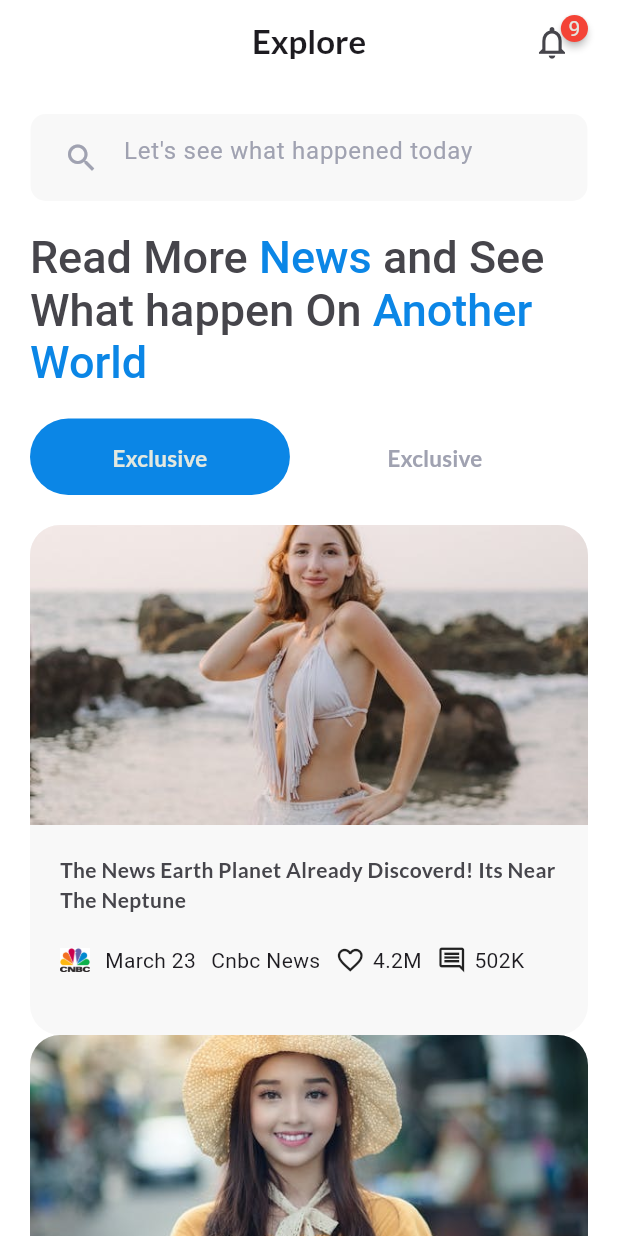
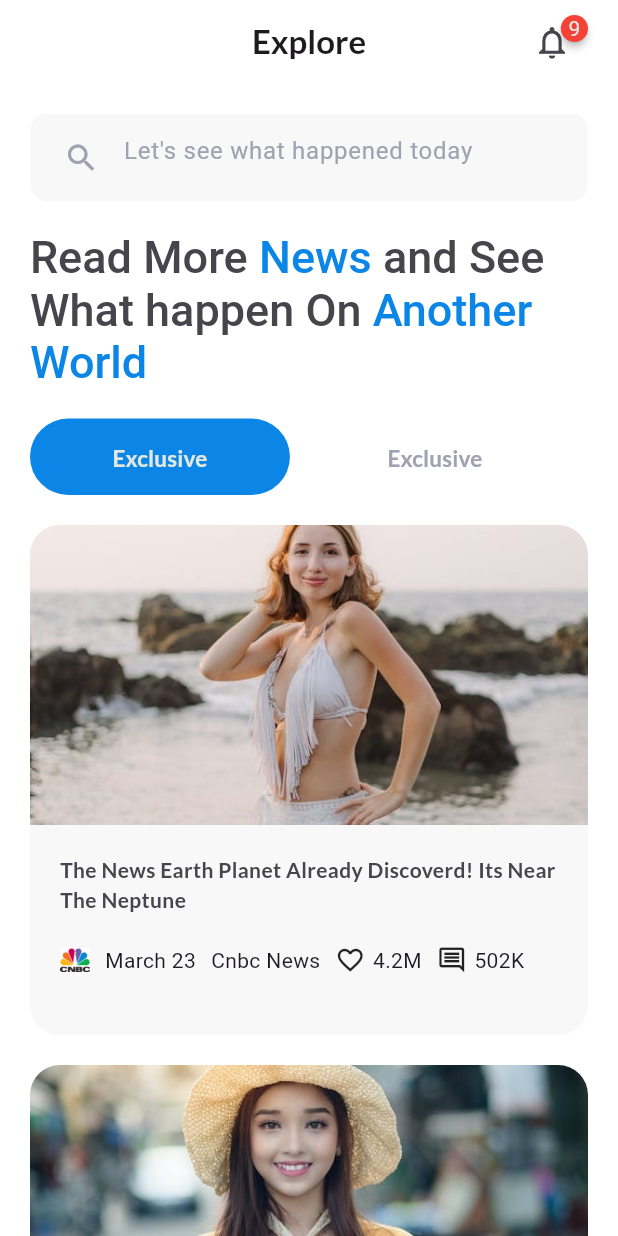
Before and after one commit to sopheap-it/todo_app_team, a Flutter app: the ExploreScreen screen opened directly, on a phone screen of 412 x 824 dp. Run offline on Flutter 3.47's test engine with Material 3 defaults, Android fonts, the phone set to English and light mode, and no system bars; drawn by our look-alikes of badges; our stand-ins replace google_fonts.

Commit message:
updateExploreScreen

```diff
--- a/lib/kheavsokhan/ui_news_app/data/explore_data.dart
+++ b/lib/kheavsokhan/ui_news_app/data/explore_data.dart
@@ -37,4 +37,22 @@ List<Map<String, dynamic>> textExplore = [
     'like' : '4.2M',
     'comment' : '502K'
   },
+  {
+    'image' : 'lib/kheavsokhan/ui_news_app/images/girl_2.jpg',
+    'description' : 'The News Earth Planet Already Discoverd! Its Near The Neptune',
+    'profile' : 'lib/kheavsokhan/ui_news_app/images/cnbc.png',
+    'date' : 'March 23',
+    'name' : 'Cnbc News',
+    'like' : '4.2M',
+    'comment' : '502K'
+  },
+  {
+    'image' : 'lib/kheavsokhan/ui_news_app/images/girl_3.jpg',
+    'description' : 'The News Earth Planet Already Discoverd! Its Near The Neptune',
+    'profile' : 'lib/kheavsokhan/ui_news_app/images/cnbc.png',
+    'date' : 'March 23',
+    'name' : 'Cnbc News',
+    'like' : '4.2M',
+    'comment' : '502K'
+  },
 ];
--- a/lib/kheavsokhan/ui_news_app/widget/BottomNavigationBar_widget.dart
+++ b/lib/kheavsokhan/ui_news_app/widget/BottomNavigationBar_widget.dart
@@ -10,6 +10,7 @@ class BottomNavigationBarWidget extends StatefulWidget {
 }
 
 class _BottomNavigationBarWidgetState extends State<BottomNavigationBarWidget> {
+
   int _currentIndex = 0;
 
   final List<Widget> body = const [
--- a/lib/kheavsokhan/ui_news_app/widget/explore_widget/explore_card_widget.dart
+++ b/lib/kheavsokhan/ui_news_app/widget/explore_widget/explore_card_widget.dart
@@ -15,6 +15,7 @@ class ExploreCardWidget extends StatelessWidget {
         Container(
           width: MediaQuery.of(context).size.width / 1.1,
           height: 340,
+          margin: const EdgeInsets.only(bottom: 20),
           decoration: BoxDecoration(
             color: AppColor.bg_2,
             borderRadius: BorderRadius.circular(20)
```
Also changed, not shown: lib/kheavsokhan/ui_news_app/images/girl_2.jpg (added), lib/kheavsokhan/ui_news_app/images/girl_3.jpg (added).
